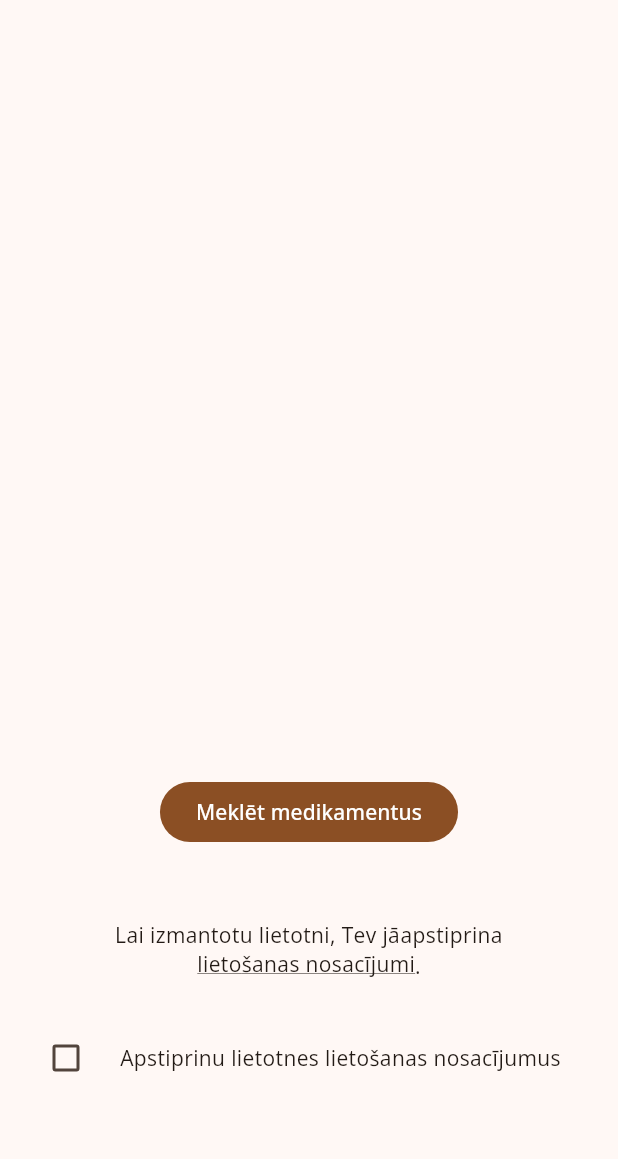
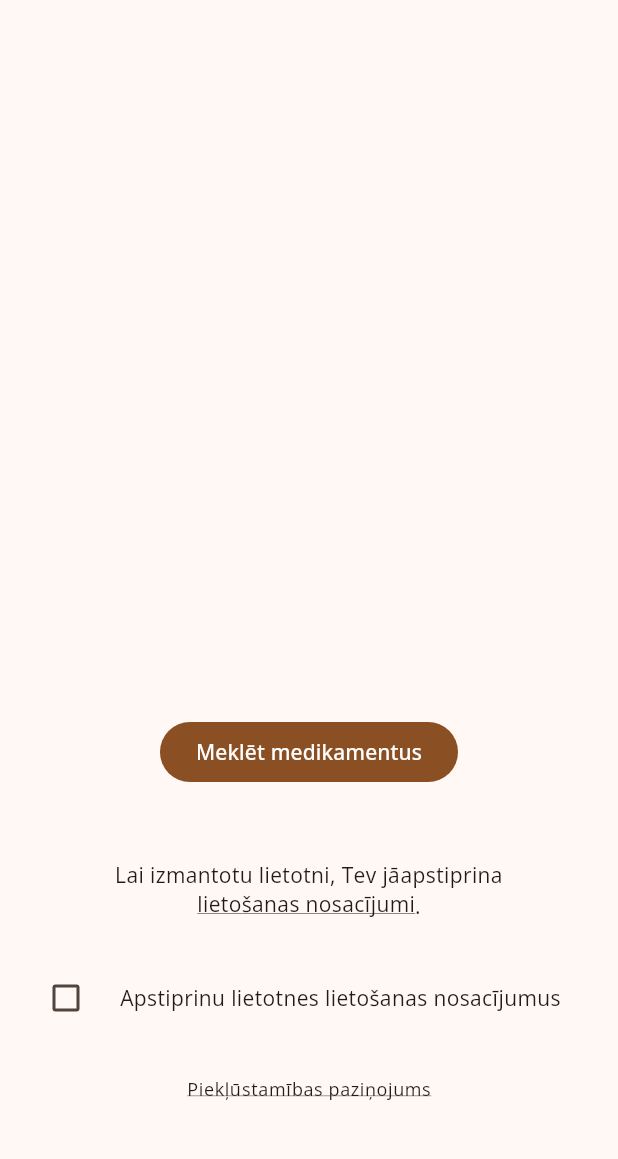
Before and after one commit to jekabsbalodis/drug-reference, a Flutter app: the screen it shows after launch, on a phone screen of 412 x 824 dp, the part 64-1223 px from its top. Run offline on Flutter 3.47's test engine with Material 3 defaults, Android fonts, the phone set to English and light mode, and no system bars; drawn by our look-alikes of flutter_animate; our stand-ins replace google_fonts, supabase_flutter; accounts and stored records are empty.

Commit message:
Adding button for link to Accessibility Notice

```diff
--- a/docs/version.json
+++ b/docs/version.json
@@ -1 +1 @@
-{"app_name":"drug_reference","version":"1.0.0","build_number":"1","package_name":"drug_reference"}
+{"app_name":"drug_reference","version":"1.0.1","build_number":"1","package_name":"drug_reference"}
--- a/lib/constants.dart
+++ b/lib/constants.dart
@@ -16,3 +16,4 @@ const List<String> noInformation = [
   'Latvijas Antidopinga biroju',
   ', lai iegūtu informāciju par medikamenta izmantošanu sportā.',
 ];
+const String accessibilityNotice = 'Piekļūstamības paziņojums';
--- a/lib/screens/welcome.dart
+++ b/lib/screens/welcome.dart
@@ -8,6 +8,7 @@ import 'package:drug_reference/widgets/medication_search.dart';
 import 'package:drug_reference/widgets/search_mode_button.dart';
 import 'package:flutter/material.dart';
 import 'package:flutter_animate/flutter_animate.dart';
+import 'package:url_launcher/url_launcher.dart';
 
 class Welcome extends StatefulWidget {
   const Welcome({super.key});
@@ -21,6 +22,14 @@ class _WelcomeState extends State<Welcome> with SingleTickerProviderStateMixin {
   late AnimationController _animationController;
   List<Medication> searchResults = [];
   List<String> searchTerms = [];
+  final Uri url = Uri.parse(
+      Uri.decodeFull(const String.fromEnvironment('ACCESSIBILITY_NOTICE')));
+
+  Future<void> openUrl() async {
+    if (!await launchUrl(url)) {
+      throw Exception('Nevarēja atvērt adresi $url');
+    }
+  }
 
   void _openTermsScreen() {
     showDialog(
@@ -153,6 +162,23 @@ class _WelcomeState extends State<Welcome> with SingleTickerProviderStateMixin {
             checkboxState: _isAccepted,
             onCheckboxPress: _setCheckboxValue,
           ),
+          const SizedBox(height: 24),
+          TextButton(
+            onPressed: openUrl,
+            style: TextButton.styleFrom(
+              minimumSize: Size.zero,
+              padding: EdgeInsets.zero,
+              tapTargetSize: MaterialTapTargetSize.shrinkWrap,
+            ),
+            child: Text(
+              accessibilityNotice,
+              style: Theme.of(context).textTheme.bodySmall!.copyWith(
+                    decoration: TextDecoration.underline,
+                    decorationColor: Theme.of(context).colorScheme.onSurface,
+                    color: Theme.of(context).colorScheme.onSurface,
+                  ),
+            ),
+          ),
           const SizedBox(height: 40),
         ],
       ),
```
Also changed, not shown: 5 other files.
